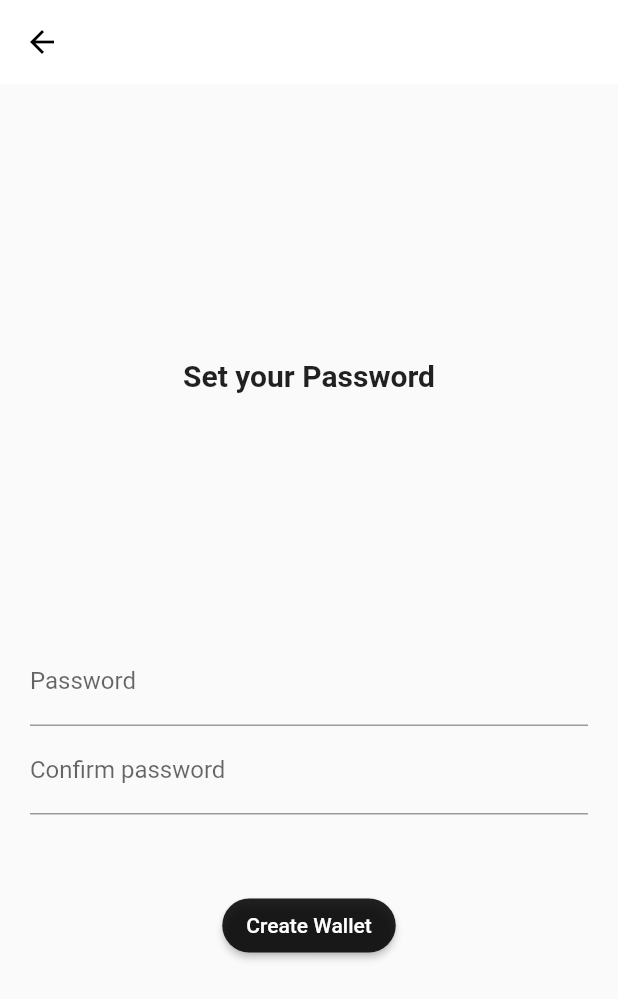
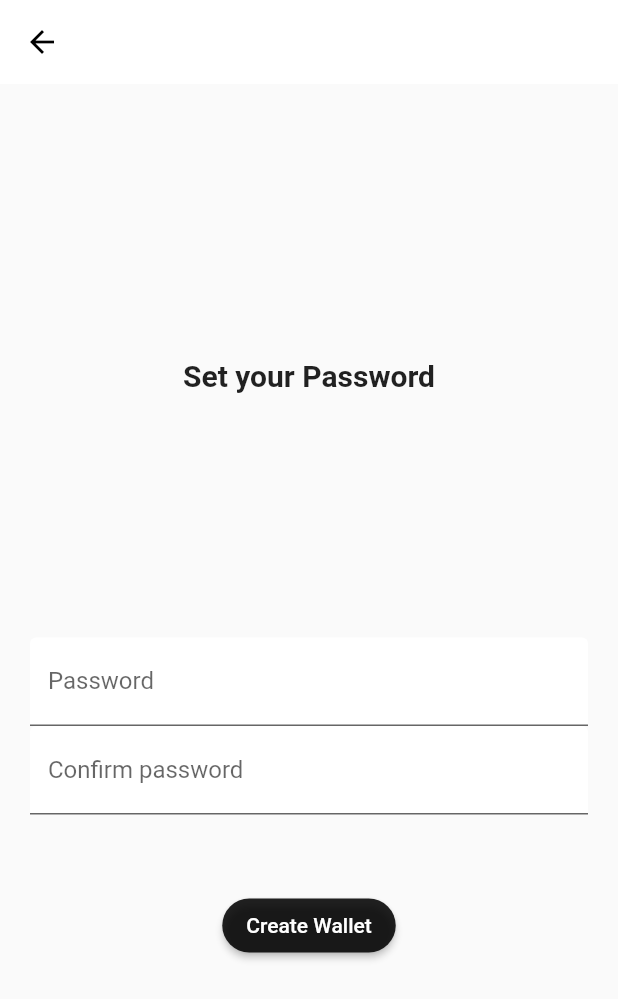
Before and after one commit to ThreeDotsTech/nyzo_wallet, a Flutter app: the screen it shows after launch, after a tap on "Create new Wallet", on a phone screen of 412 x 824 dp. Shown: the top 999 px of the screen. Run offline on Flutter 3.47's test engine with Material 2 defaults, Android fonts, the phone set to English and light mode, and no system bars; our stand-ins replace auto_size_text, flutter_secure_storage, flutter_slidable, hex, html_unescape, liquid_pull_to_refresh and 6 more; missing offline and left inert: flutter_picker, flutter_statusbarcolor, flutter_string_encryption, qr_mobile_vision, tweetnacl, unicorndial; network calls fail.

Commit message:
Theme color improvements

```diff
--- a/lib/Activities/AuthScreen.dart
+++ b/lib/Activities/AuthScreen.dart
@@ -161,6 +161,8 @@ class _AuthScreenState extends State<AuthScreen> {
                         style: TextStyle(
                             color: ColorTheme.of(context).secondaryColor),
                         decoration: InputDecoration(
+                          filled: true,
+                          fillColor: ColorTheme.of(context).dephtColor,
                           focusedErrorBorder: OutlineInputBorder(
                               borderRadius: BorderRadius.circular(100),
                               borderSide: BorderSide(color: Colors.red)),
@@ -214,7 +216,7 @@ class _AuthScreenState extends State<AuthScreen> {
                           child: new Text(
                               AppLocalizations.of(context).translate("String3"),
                               style: TextStyle(
-                                  color: ColorTheme.of(context).baseColor)),
+                                  color: ColorTheme.of(context).secondaryColor)),
                         ),
                       ),
                       new Expanded(
--- a/lib/Activities/ContactsWindow.dart
+++ b/lib/Activities/ContactsWindow.dart
@@ -157,6 +157,10 @@ class ContactsWindowState extends State<ContactsWindow> {
                                                   ),
                                                   TextFormField(
                                                     decoration: InputDecoration(
+                                                      filled: true,
+                                                      fillColor:
+                                                          ColorTheme.of(context)
+                                                              .dephtColor,
                                                       focusedErrorBorder:
                                                           OutlineInputBorder(
                                                               borderRadius:
--- a/lib/Activities/NewWallet.dart
+++ b/lib/Activities/NewWallet.dart
@@ -4,6 +4,7 @@ import 'package:nyzo_wallet/Activities/WalletWindow.dart';
 import 'package:nyzo_wallet/Data/AppLocalizations.dart';
 import 'package:nyzo_wallet/Data/Wallet.dart';
 import 'package:nyzo_wallet/Activities/BackupSeed.dart';
+import 'package:nyzo_wallet/Widgets/ColorTheme.dart';
 
 class NewWalletScreen extends StatefulWidget {
   @override
@@ -37,7 +38,6 @@ class _NewWalletScreenState extends State<NewWalletScreen> {
       _isLoading = true;
     });
     createNewWallet(textController1.text).then((onValue) {
-
       Navigator.push(
         context,
         MaterialPageRoute(
@@ -62,7 +62,7 @@ class _NewWalletScreenState extends State<NewWalletScreen> {
           elevation: 0.0,
           backgroundColor: Colors.white,
           leading: new IconButton(
-            color:  Colors.black,
+            color: Colors.black,
             onPressed: () {
               Navigator.pop(context);
             },
@@ -77,7 +77,8 @@ class _NewWalletScreenState extends State<NewWalletScreen> {
               new Padding(
                   padding: EdgeInsets.fromLTRB(0.0, 0.0, 0.0, 0.0),
                   child: Center(
-                      child: new Text(AppLocalizations.of(context).translate("String18"),
+                      child: new Text(
+                          AppLocalizations.of(context).translate("String18"),
                           style: new TextStyle(
                             fontWeight: FontWeight.bold,
                             fontSize: 20.0,
@@ -93,7 +94,10 @@ class _NewWalletScreenState extends State<NewWalletScreen> {
                     controller: textController1,
                     style: TextStyle(color: Colors.black),
                     decoration: new InputDecoration(
-                      labelText: 	AppLocalizations.of(context).translate("String81"),
+                      filled: true,
+                      fillColor: ColorTheme.of(context).dephtColor,
+                      labelText:
+                          AppLocalizations.of(context).translate("String81"),
                     ),
                   ),
                   new TextFormField(
@@ -102,11 +106,16 @@ class _NewWalletScreenState extends State<NewWalletScreen> {
                     controller: textController2,
                     obscureText: true,
                     style: TextStyle(color: Colors.black),
-                    decoration:
-                        new InputDecoration(labelText: 	AppLocalizations.of(context).translate("String84")),
+                    decoration: new InputDecoration(
+                        filled: true,
+                        fillColor: ColorTheme.of(context).dephtColor,
+                        labelText:
+                            AppLocalizations.of(context).translate("String84")),
                     validator: (val) => val != textController1.text
-                        ? 	AppLocalizations.of(context).translate("String85")
-                        : val == '' ? 	AppLocalizations.of(context).translate("String86"):null,
+                        ? AppLocalizations.of(context).translate("String85")
+                        : val == ''
+                            ? AppLocalizations.of(context).translate("String86")
+                            : null,
                   ),
                   new SizedBox(
                     height: 50.0,
@@ -127,7 +136,10 @@ class _NewWalletScreenState extends State<NewWalletScreen> {
                                 _performWalletCreation();
                               }
                             },
-                            child: new Text(AppLocalizations.of(context).translate("String19"),style: TextStyle(color: Colors.white)),
+                            child: new Text(
+                                AppLocalizations.of(context)
+                                    .translate("String19"),
+                                style: TextStyle(color: Colors.white)),
                           ),
                         ),
                 ],
--- a/lib/Widgets/ColorTheme.dart
+++ b/lib/Widgets/ColorTheme.dart
@@ -8,6 +8,7 @@ class ColorTheme extends InheritedWidget {
       this.child,
       this.update,
       this.baseColor,
+      this.dephtColor,
       this.secondaryColor,
       this.extraColor,
       this.transparentColor,
@@ -23,6 +24,7 @@ class ColorTheme extends InheritedWidget {
   final bool lightTheme;
   final Function update;
   final Color baseColor;
+  final Color dephtColor;
   final Color secondaryColor;
   final Color extraColor;
   final Color transparentColor;
--- a/lib/main.dart
+++ b/lib/main.dart
@@ -17,8 +17,9 @@ class MyApp extends StatefulWidget {
 
 class _MyAppState extends State<MyApp> {
   bool lightTheme = false;
-  Color baseColor = Colors.white;
-  Color secondaryColor = Colors.black;
+  Color baseColor = Color(0xFFF5F5F5);
+  Color secondaryColor = Color(0xFF121212);
+  Color dephtColor = Colors.white;
   Color extraColor = Colors.black87;
   Color transparentColor = Colors.grey[300];
   Color highLightColor = Colors.grey[100];
@@ -39,16 +40,18 @@ class _MyAppState extends State<MyApp> {
         value??=false;
         lightTheme = value;
         if (!lightTheme) {
-          baseColor = Colors.white;
-          secondaryColor = Colors.black;
+          baseColor = Color(0xFFF5F5F5);
+          dephtColor = Colors.white;
+          secondaryColor =  Color(0xFF121212);
           extraColor = Colors.black87;
           transparentColor = Colors.grey[300];
           highLightColor = Colors.grey[100];
           SystemChrome.setSystemUIOverlayStyle(SystemUiOverlayStyle.dark);
         } else {
-          baseColor = Colors.black;
-          secondaryColor = Colors.white;
-          extraColor = Colors.white;
+          baseColor = Color(0xFF15151a);
+          secondaryColor = Color(0xFFF5F5F5);
+          dephtColor = Color(0xFF1b1c20);
+          extraColor = Colors.black;
           transparentColor = Colors.white30;
           highLightColor = Colors.white10;
           SystemChrome.setSystemUIOverlayStyle(SystemUiOverlayStyle.light);
@@ -67,6 +70,7 @@ class _MyAppState extends State<MyApp> {
       baseColor: baseColor,
       secondaryColor: secondaryColor,
       extraColor: extraColor,
+      dephtColor: dephtColor,
       transparentColor: transparentColor,
       highLigthColor: highLightColor,
       verifiersList: verifiersList,
--- a/pubspec.yaml
+++ b/pubspec.yaml
@@ -48,6 +48,8 @@ dependencies:
     sdk: flutter
   auto_size_text: ^2.1.0
   package_info: ^0.4.0+13
+  direct_select_flutter: ^1.0.5
+
 
 
 
```
Also changed, not shown: lib/Activities/ImportWallet.dart (+14 -8 lines), lib/Activities/ImportWallet2.dart (+20 -9 lines), lib/Activities/SendWindow.dart (+13 -5 lines), lib/Activities/verifiersWindow.dart (+6 -5 lines), lib/Widgets/TransactionsWidget.dart (+10 -1 lines).
